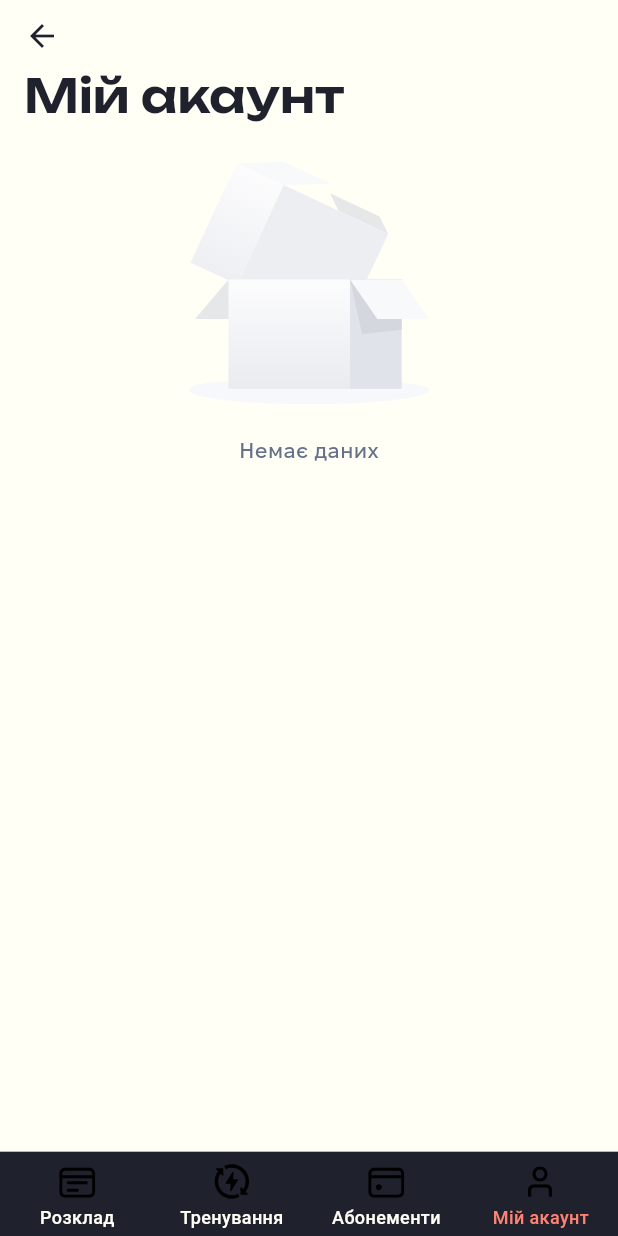
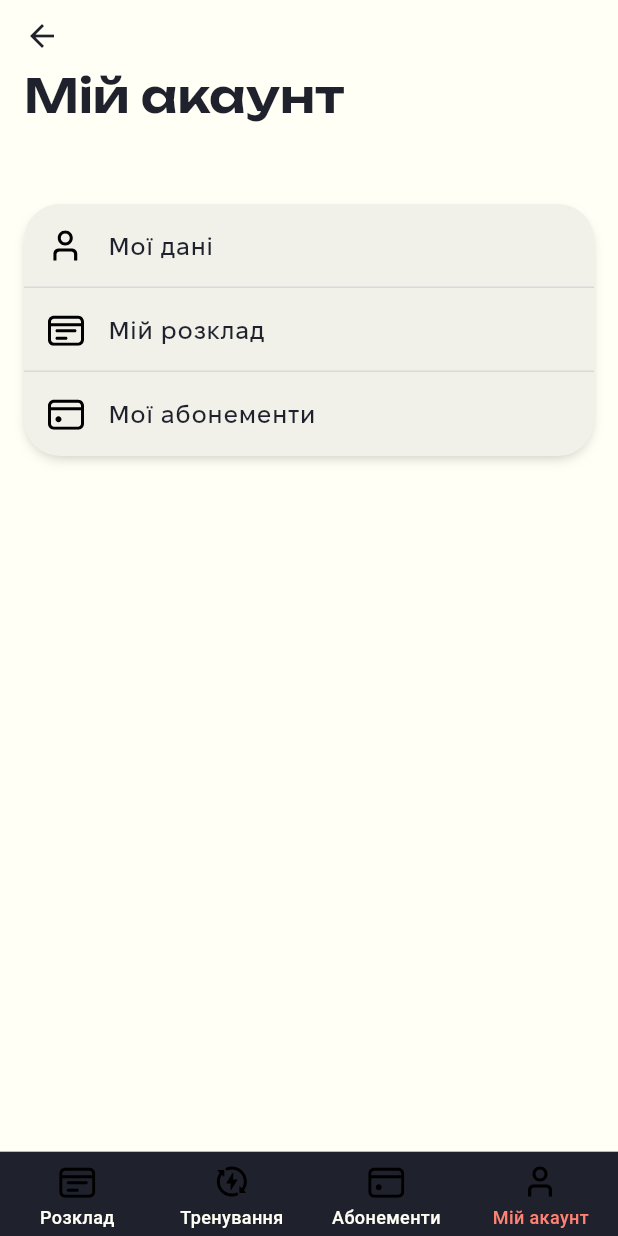
Before and after one commit to viktorromanyuk/stantsiia_fit_flutter, a Flutter app: the AccountScreen screen opened by its route, on a phone screen of 412 x 824 dp. Run offline on Flutter 3.47's test engine with Material 3 defaults, Android fonts, the phone set to English and light mode, and no system bars; our stand-ins replace auto_route, flutter_svg, shimmer, supabase_flutter, vector_graphics; accounts and stored records are empty.

Commit message:
added account screen, couple fixes

```diff
--- a/lib/features/account/screens/account_screen.dart
+++ b/lib/features/account/screens/account_screen.dart
@@ -1,19 +1,58 @@
 import 'package:flutter/material.dart';
 import 'package:auto_route/auto_route.dart';
 import 'package:stantsiia_fit_flutter/widgets/widgets.dart';
+import 'package:stantsiia_fit_flutter/styles/styles.dart';
+import 'package:stantsiia_fit_flutter/gen/assets.gen.dart';
 
 @RoutePage()
 class AccountScreen extends StatelessWidget {
   const AccountScreen({super.key});
+
+  static final List<({String title, SvgGenImage icon})> _navTiles = [
+    (title: 'Мої дані', icon: Assets.icons.user),
+    (title: 'Мій розклад', icon: Assets.icons.schedule),
+    (title: 'Мої абонементи', icon: Assets.icons.trainingPackage),
+  ];
 
   @override
   Widget build(BuildContext context) {
     return AppScaffold(
       theme: ThemeMode.light,
       appBar: AppSliverAppBar(title: 'Мій акаунт'),
+      scrollable: false,
       children: [
-        SliverToBoxAdapter(
-          child: Empty(description: 'Немає даних'),
+        SliverPadding(
+          padding: const EdgeInsets.symmetric(horizontal: 16, vertical: 40),
+          sliver: SliverToBoxAdapter(
+            child: Container(
+              decoration: BoxDecoration(
+                color: AppStyles.colors.grayMilk,
+                boxShadow: AppStyles.boxShadow.md,
+                borderRadius: BorderRadius.all(AppStyles.borderRadius.xl4),
+              ),
+              child: Column(
+                mainAxisSize: MainAxisSize.min,
+                children: ListTile.divideTiles(
+                  color: AppStyles.colors.grayLight,
+                  context: context,
+                  tiles: _navTiles.map(
+                    (tile) => ListTile(
+                      leading: SizedBox(
+                        width: 24,
+                        child: Center(
+                          child: AppIcon(tile.icon),
+                        ),
+                      ),
+                      title: Text(
+                        tile.title,
+                        style: TextStyle(fontWeight: FontWeight.w500),
+                      ),
+                    ),
+                  ),
+                ).toList(),
+              ),
+            ),
+          ),
         ),
       ],
     );
--- a/lib/features/schedule/screens/schedule_screen.dart
+++ b/lib/features/schedule/screens/schedule_screen.dart
@@ -21,6 +21,14 @@ class ScheduleScreen extends StatelessWidget {
             text: 'Записатись',
           ),
         ),
+        SliverToBoxAdapter(
+          child: CalendarDatePicker(
+            initialDate: DateTime.now(),
+            firstDate: DateTime.now(),
+            lastDate: DateTime.now().add(const Duration(days: 365)),
+            onDateChanged: (date) {},
+          ),
+        ),
       ],
     );
   }
--- a/lib/features/trainings/widgets/training_card.dart
+++ b/lib/features/trainings/widgets/training_card.dart
@@ -1,6 +1,8 @@
 import 'package:flutter/material.dart';
 import 'package:stantsiia_fit_flutter/core/enums.dart';
 import 'package:stantsiia_fit_flutter/styles/styles.dart';
+import 'package:stantsiia_fit_flutter/gen/assets.gen.dart';
+import 'package:stantsiia_fit_flutter/widgets/widgets.dart';
 
 class TrainingCard extends StatelessWidget {
   const TrainingCard({
@@ -53,8 +55,9 @@ class TrainingCard extends StatelessWidget {
               decoration: BoxDecoration(
                 borderRadius: BorderRadius.all(AppStyles.borderRadius.xl4),
               ),
-              child: Image.asset(
-                'assets/images/${config.image}.png',
+              child: FadeInImage(
+                placeholder: Assets.images.relax.provider(),
+                image: AssetImage('assets/images/${config.image}.png'),
                 fit: BoxFit.cover,
               ),
             ),
--- a/lib/features/trainings_packages/screens/trainings_packages_screen.dart
+++ b/lib/features/trainings_packages/screens/trainings_packages_screen.dart
@@ -36,61 +36,47 @@ class _TrainingsPackagesScreenState extends State<TrainingsPackagesScreen> {
 
   @override
   Widget build(BuildContext context) {
-    // todo: refactor indicator
-    return RefreshIndicator(
+    // TODO: add types
+    return FutureBuilder<List<Map<String, dynamic>>>(
+      future: _packagesFuture,
+      builder: (context, snapshot) {
+        final trainingsPackages = snapshot.data;
+        final isEmpty = trainingsPackages == null || trainingsPackages.isEmpty;
+        final isLoading = snapshot.connectionState == ConnectionState.waiting;
+
+        return AppScaffold(
+          theme: ThemeMode.light,
+          scrollable: !isLoading && !isEmpty,
           onRefresh: _refresh,
-      edgeOffset: 90,
-      // If your list can be shorter than the viewport, keeping pull-to-refresh
-      // usable everywhere:
-      notificationPredicate: (notification) => notification.depth == 0,
-      child: AppScaffold(
-        theme: ThemeMode.light,
           appBar: AppSliverAppBar(
             title: 'Абонементи',
           ),
-        // AppScaffold builds a CustomScrollView with these slivers.
           children: [
-          FutureBuilder<List<Map<String, dynamic>>>(
-            future: _packagesFuture,
-            builder: (context, snapshot) {
-              if (snapshot.connectionState == ConnectionState.waiting) {
-                return TrainingsPackageSliverLoader();
-              }
-
-              if (snapshot.hasError) {
-                return SliverFillRemaining(
+            if (isLoading)
+              TrainingsPackageSliverLoader()
+            else if (snapshot.hasError)
+              SliverFillRemaining(
                 child: Center(
                   child: Text('Помилка завантаження: ${snapshot.error}'),
                 ),
-                );
-              }
-
-              final data = snapshot.data;
-              final isEmpty = data == null || data.isEmpty;
-
-              if (isEmpty) {
-                // Ensure the scroll view is always scrollable for the pull gesture by
-                // giving at least one sliver that can stretch.
-                return const SliverFillRemaining(
+              )
+            else if (isEmpty)
+              const SliverFillRemaining(
                 hasScrollBody: false,
                 child: Empty(description: 'Немає абонементів'),
-                );
-              }
-
-              final trainingsPackages = data;
-
-              return SliverPadding(
+              )
+            else
+              SliverPadding(
                 padding: const EdgeInsets.symmetric(horizontal: 16, vertical: 40),
                 sliver: SliverList.separated(
                   itemBuilder: (BuildContext context, int index) => TrainingsPackage(data: trainingsPackages[index]),
                   separatorBuilder: (BuildContext context, int index) => const SizedBox(height: 20),
                   itemCount: trainingsPackages.length,
                 ),
+              ),
+          ],
         );
       },
-          ),
-        ],
-      ),
     );
   }
 }
--- a/lib/styles/colors.dart
+++ b/lib/styles/colors.dart
@@ -10,6 +10,7 @@ abstract final class AppColors {
 
     // Grays
     Color gray,
+    Color grayMilk,
     Color grayDark,
     Color grayLight,
 
@@ -33,26 +34,27 @@ abstract final class AppColors {
     transparent: Colors.transparent,
     black: Colors.black,
     white: Colors.white,
-    whiteMilk: Color.fromARGB(255, 255, 255, 245),
+    whiteMilk: Color(0xFFFFFFF5),
 
     // Grays
-    gray: Color.fromARGB(255, 101, 113, 137),
-    grayDark: Color.fromARGB(255, 31, 33, 44),
-    grayLight: Color.fromARGB(255, 217, 217, 217),
+    gray: Color(0xFF657189),
+    grayMilk: Color(0xFFF1F1E9),
+    grayDark: Color(0xFF1F212C),
+    grayLight: Color(0xFFD9D9D9),
 
     // Orange
-    orange50: Color.fromARGB(255, 255, 170, 140),
-    orange100: Color.fromARGB(255, 255, 130, 115),
-    orange200: Color.fromARGB(255, 255, 110, 90),
+    orange50: Color(0xFFFFAA8C),
+    orange100: Color(0xFFFF8273),
+    orange200: Color(0xFFFF6E5A),
 
     // Purple
-    purple100: Color.fromARGB(255, 126, 113, 244),
-    purple200: Color.fromARGB(255, 132, 74, 255),
-    purple300: Color.fromARGB(255, 83, 39, 177),
+    purple100: Color(0xFF7E71F4),
+    purple200: Color(0xFF844AFF),
+    purple300: Color(0xFF5327B1),
 
     // Green
-    green100: Color.fromARGB(255, 61, 166, 137),
-    green200: Color.fromARGB(255, 0, 135, 92),
-    green300: Color.fromARGB(255, 0, 90, 62),
+    green100: Color(0xFF3DA689),
+    green200: Color(0xFF00875C),
+    green300: Color(0xFF005A3E),
   );
 }
--- a/lib/styles/decoration/box_shadow.dart
+++ b/lib/styles/decoration/box_shadow.dart
@@ -1,16 +1,108 @@
 part of '../styles.dart';
 
 abstract final class AppBoxShadow {
-  static const ({BoxShadow dark, BoxShadow light}) values = (
-    dark: BoxShadow(
+  static const ({
+    List<BoxShadow> dark,
+    List<BoxShadow> light,
+    List<BoxShadow> sm,
+    List<BoxShadow> regular,
+    List<BoxShadow> md,
+    List<BoxShadow> lg,
+    List<BoxShadow> xl,
+    List<BoxShadow> xxl,
+    List<BoxShadow> inner,
+  })
+  values = (
+    dark: [
+      BoxShadow(
         color: Color.fromRGBO(0, 0, 0, 0.22),
         blurRadius: 32,
         offset: Offset(0, 0),
       ),
-    light: BoxShadow(
+    ],
+    light: [
+      BoxShadow(
         color: Color.fromRGBO(120, 120, 128, 0.16),
         blurRadius: 34,
         offset: Offset(0, 11),
       ),
+    ],
+    sm: [
+      BoxShadow(
+        color: Color.fromRGBO(0, 0, 0, 0.05),
+        blurRadius: 2,
+        offset: Offset(0, 1),
+      ),
+    ],
+    regular: [
+      BoxShadow(
+        color: Color.fromRGBO(0, 0, 0, 0.1),
+        blurRadius: 3,
+        offset: Offset(0, 1),
+      ),
+      BoxShadow(
+        color: Color.fromRGBO(0, 0, 0, 0.1),
+        blurRadius: 2,
+        spreadRadius: -1,
+        offset: Offset(0, 1),
+      ),
+    ],
+    md: [
+      BoxShadow(
+        color: Color.fromRGBO(0, 0, 0, 0.1),
+        blurRadius: 6,
+        spreadRadius: -1,
+        offset: Offset(0, 4),
+      ),
+      BoxShadow(
+        color: Color.fromRGBO(0, 0, 0, 0.1),
+        blurRadius: 4,
+        spreadRadius: -2,
+        offset: Offset(0, 2),
+      ),
+    ],
+    lg: [
+      BoxShadow(
+        color: Color.fromRGBO(0, 0, 0, 0.1),
+        blurRadius: 15,
+        spreadRadius: -3,
+        offset: Offset(0, 10),
+      ),
+      BoxShadow(
+        color: Color.fromRGBO(0, 0, 0, 0.1),
+        blurRadius: 6,
+        spreadRadius: -4,
+        offset: Offset(0, 4),
+      ),
+    ],
+    xl: [
+      BoxShadow(
+        color: Color.fromRGBO(0, 0, 0, 0.1),
+        blurRadius: 25,
+        spreadRadius: -5,
+        offset: Offset(0, 20),
+      ),
+      BoxShadow(
+        color: Color.fromRGBO(0, 0, 0, 0.1),
+        blurRadius: 10,
+        spreadRadius: -6,
+        offset: Offset(0, 8),
+      ),
+    ],
+    xxl: [
+      BoxShadow(
+        color: Color.fromRGBO(0, 0, 0, 0.25),
+        blurRadius: 50,
+        spreadRadius: -12,
+        offset: Offset(0, 25),
+      ),
+    ],
+    inner: [
+      BoxShadow(
+        color: Color.fromRGBO(0, 0, 0, 0.05),
+        blurRadius: 4,
+        offset: Offset(0, 2),
+      ),
+    ],
   );
 }
--- a/lib/widgets/layout/app_navigation_bar.dart
+++ b/lib/widgets/layout/app_navigation_bar.dart
@@ -11,6 +11,13 @@ class AppNavigationBar extends StatelessWidget {
   Color _getColor(Set<WidgetState> states) {
     return states.contains(WidgetState.selected) ? AppStyles.colors.orange100 : AppStyles.colors.whiteMilk;
   }
+
+  static final List<({String title, SvgGenImage icon})> _navDestinations = [
+    (title: 'Розклад', icon: Assets.icons.schedule),
+    (title: 'Тренування', icon: Assets.icons.trainings),
+    (title: 'Абонементи', icon: Assets.icons.trainingPackage),
+    (title: 'Мій акаунт', icon: Assets.icons.user),
+  ];
 
   @override
   Widget build(BuildContext context) {
@@ -39,24 +46,14 @@ class AppNavigationBar extends StatelessWidget {
           overlayColor: WidgetStateProperty.all(Colors.transparent),
           selectedIndex: tabsRouter.activeIndex,
           onDestinationSelected: (index) => tabsRouter.setActiveIndex(index),
-          destinations: [
-            NavigationDestination(
-              icon: AppIcon(Assets.icons.schedule),
-              label: 'Розклад',
-            ),
-            NavigationDestination(
-              icon: AppIcon(Assets.icons.trainings, height: 24),
-              label: 'Тренування',
-            ),
-            NavigationDestination(
-              icon: AppIcon(Assets.icons.trainingPackage),
-              label: 'Абонементи',
-            ),
-            NavigationDestination(
-              icon: AppIcon(Assets.icons.user),
-              label: 'Мій акаунт',
-            ),
-          ],
+          destinations: _navDestinations
+              .map(
+                (destination) => NavigationDestination(
+                  icon: AppIcon(destination.icon),
+                  label: destination.title,
+                ),
+              )
+              .toList(),
         ),
       ),
     );
--- a/lib/widgets/layout/app_scaffold.dart
+++ b/lib/widgets/layout/app_scaffold.dart
@@ -9,11 +9,15 @@ class AppScaffold extends StatelessWidget {
     required this.appBar,
     this.theme = ThemeMode.light,
     this.children = const [],
+    this.scrollable = true,
+    this.onRefresh,
   });
 
   final ThemeMode theme;
   final AppSliverAppBar appBar;
   final List<Widget> children;
+  final bool scrollable;
+  final RefreshCallback? onRefresh;
 
   bool get isLightTheme => theme == ThemeMode.light;
 
@@ -22,6 +26,14 @@ class AppScaffold extends StatelessWidget {
     final textColor = isLightTheme ? AppStyles.colors.grayDark : AppStyles.colors.whiteMilk;
     final backgroundColor = isLightTheme ? AppStyles.colors.whiteMilk : AppStyles.colors.grayDark;
     final brightness = isLightTheme ? Brightness.light : Brightness.dark;
+
+    final mainView = CustomScrollView(
+      physics: scrollable ? null : NeverScrollableScrollPhysics(),
+      slivers: [
+        appBar,
+        ...children,
+      ],
+    );
 
     return Theme(
       data: ThemeData(
@@ -33,18 +45,27 @@ class AppScaffold extends StatelessWidget {
           onSurface: textColor,
           brightness: brightness,
         ),
+        dividerTheme: DividerThemeData(
+          radius: BorderRadius.all(AppStyles.borderRadius.full),
+          color: AppStyles.colors.grayLight,
+        ),
         listTileTheme: ListTileThemeData(
           textColor: textColor,
           iconColor: textColor,
         ),
       ),
       child: Scaffold(
-        body: CustomScrollView(
-          slivers: [
-            appBar,
-            ...children,
-          ],
-        ),
+        body: onRefresh == null
+            ? mainView
+            : RefreshIndicator(
+                elevation: 1,
+                edgeOffset: 130,
+                displacement: 0,
+                triggerMode: RefreshIndicatorTriggerMode.onEdge,
+                notificationPredicate: (notification) => notification.depth == 0,
+                onRefresh: onRefresh!,
+                child: mainView,
+              ),
       ),
     );
   }
```
Lines whose indentation alone changed are shown as unchanged.
